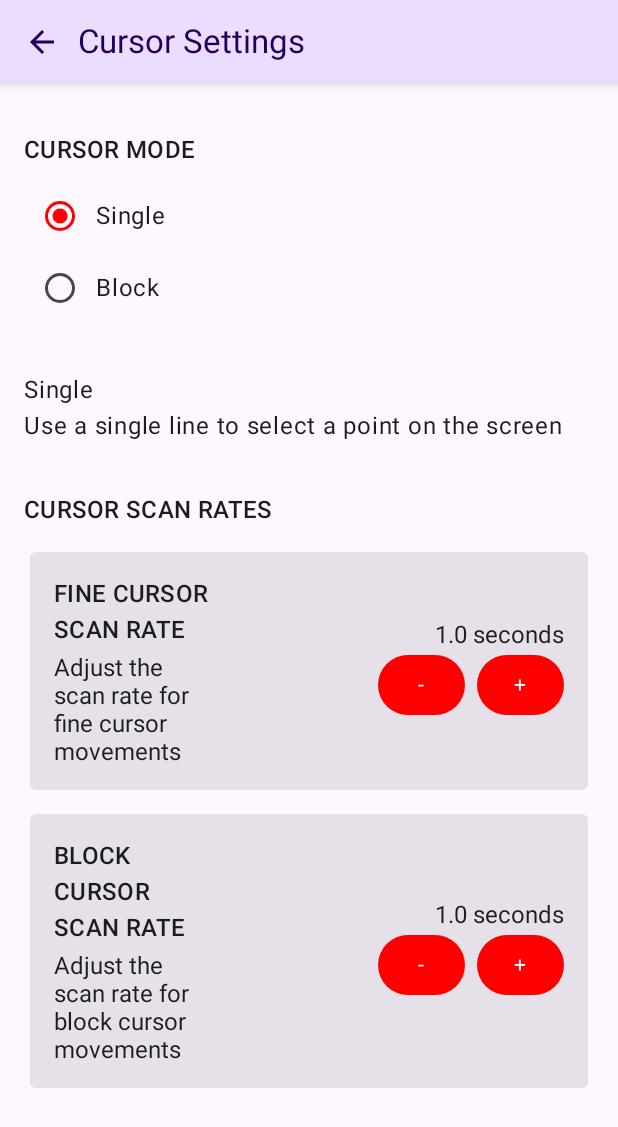
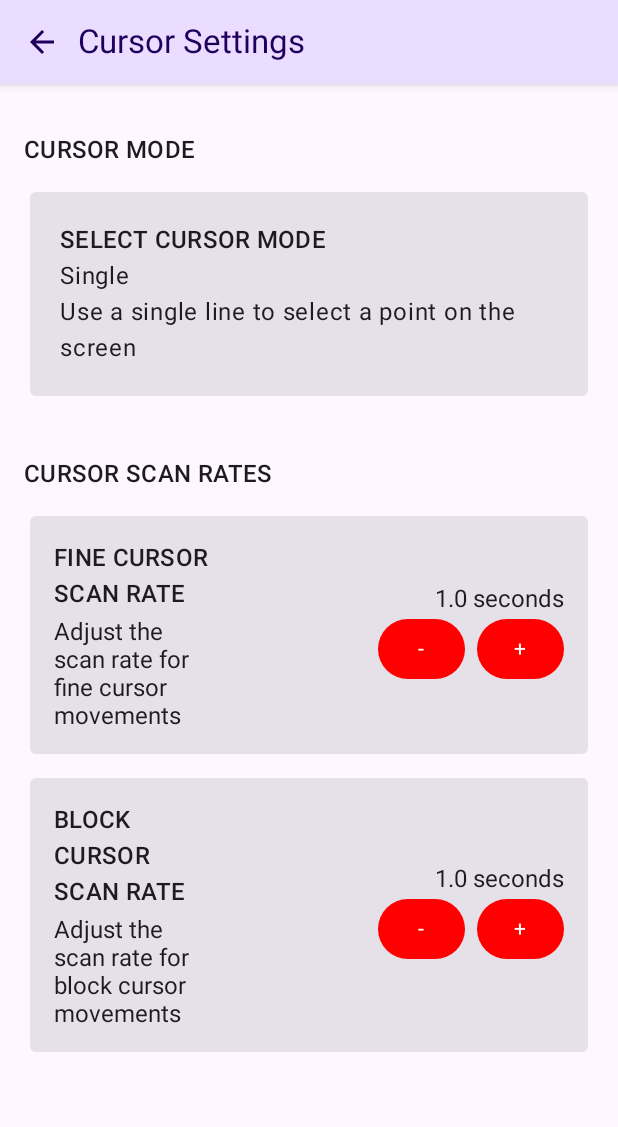
Before and after one commit to enaboapps/Switchify, an Android app built with Jetpack Compose: the SettingsScreen screen opened through its navigation route, after a tap on "CURSOR SETTINGS", on a phone screen of 412 x 824 dp. Shown: the top 1127 px of the screen. Run offline under Robolectric (Android 15) with nearby library versions, the phone set to English and light mode, and no system bars; our stand-ins replace Firebase (no records; nobody signed in at launch, a user with empty details on screens opened directly), livedata-compose.

Commit message:
Use drop downs instead of radio buttons when possible
closes #556

```diff
--- a/app/src/main/java/com/enaboapps/switchify/screens/settings/scanning/CursorSettingsScreen.kt
+++ b/app/src/main/java/com/enaboapps/switchify/screens/settings/scanning/CursorSettingsScreen.kt
@@ -1,23 +1,22 @@
 package com.enaboapps.switchify.screens.settings.scanning
 
 import androidx.compose.foundation.layout.Column
-import androidx.compose.foundation.layout.Row
 import androidx.compose.foundation.layout.fillMaxWidth
 import androidx.compose.foundation.layout.padding
-import androidx.compose.material3.RadioButton
 import androidx.compose.material3.Scaffold
-import androidx.compose.material3.Text
 import androidx.compose.runtime.Composable
-import androidx.compose.runtime.livedata.observeAsState
-import androidx.compose.ui.Alignment
+import androidx.compose.runtime.getValue
+import androidx.compose.runtime.mutableStateOf
+import androidx.compose.runtime.remember
+import androidx.compose.runtime.setValue
 import androidx.compose.ui.Modifier
 import androidx.compose.ui.platform.LocalContext
 import androidx.compose.ui.unit.dp
-import androidx.lifecycle.MutableLiveData
 import androidx.navigation.NavController
 import com.enaboapps.switchify.preferences.PreferenceManager
 import com.enaboapps.switchify.service.methods.cursor.CursorMode
 import com.enaboapps.switchify.widgets.NavBar
+import com.enaboapps.switchify.widgets.Picker
 import com.enaboapps.switchify.widgets.PreferenceTimeStepper
 import com.enaboapps.switchify.widgets.Section
 
@@ -29,13 +28,11 @@ fun CursorSettingsScreen(navController: NavController) {
         CursorMode.Modes.MODE_BLOCK
     )
     val preferenceManager = PreferenceManager(LocalContext.current)
-    val currentMode = MutableLiveData<String>()
-    currentMode.value = CursorMode.getMode()
-    val currentModeState = currentMode.observeAsState()
+    var currentMode by remember { mutableStateOf(CursorMode.getMode()) }
 
     val setCursorMode = { mode: String ->
         preferenceManager.setStringValue(PreferenceManager.PREFERENCE_KEY_CURSOR_MODE, mode)
-        currentMode.value = mode
+        currentMode = mode
     }
 
     Scaffold(
@@ -50,24 +47,15 @@ fun CursorSettingsScreen(navController: NavController) {
                 .padding(vertical = 16.dp),
         ) {
             Section(title = "Cursor Mode") {
-                cursorModes.forEach { mode ->
-                    Row(
-                        modifier = Modifier
-                            .fillMaxWidth()
-                            .padding(horizontal = 16.dp),
-                        verticalAlignment = Alignment.CenterVertically
-                    ) {
-                        RadioButton(
-                            selected = currentModeState.value == mode,
-                            onClick = { setCursorMode(mode) }
-                        )
-                        Text(text = CursorMode.getModeName(mode))
-                    }
-                }
+                Picker(
+                    title = "Select Cursor Mode",
+                    selectedItem = currentMode,
+                    items = cursorModes,
+                    onItemSelected = setCursorMode,
+                    itemToString = { CursorMode.getModeName(it) },
+                    itemDescription = { CursorMode.getModeDescription(it) }
+                )
             }
-
-            // show the current mode info
-            CursorModeInfo(mode = currentModeState.value ?: CursorMode.Modes.MODE_SINGLE)
 
             Section(title = "Cursor Scan Rates") {
                 PreferenceTimeStepper(
@@ -109,15 +97,3 @@ fun CursorSettingsScreen(navController: NavController) {
         }
     }
 }
-
-@Composable
-fun CursorModeInfo(mode: String) {
-    Column(
-        modifier = Modifier
-            .fillMaxWidth()
-            .padding(all = 16.dp)
-    ) {
-        Text(text = CursorMode.getModeName(mode))
-        Text(text = CursorMode.getModeDescription(mode))
-    }
-}
--- a/app/src/main/java/com/enaboapps/switchify/screens/settings/scanning/ScanMethodSelectionSection.kt
+++ b/app/src/main/java/com/enaboapps/switchify/screens/settings/scanning/ScanMethodSelectionSection.kt
@@ -1,20 +1,14 @@
 package com.enaboapps.switchify.screens.settings.scanning
 
-import androidx.compose.foundation.layout.Column
-import androidx.compose.foundation.layout.Row
-import androidx.compose.foundation.layout.fillMaxWidth
-import androidx.compose.foundation.layout.padding
-import androidx.compose.material3.RadioButton
-import androidx.compose.material3.Text
 import androidx.compose.runtime.Composable
-import androidx.compose.runtime.livedata.observeAsState
-import androidx.compose.ui.Alignment
-import androidx.compose.ui.Modifier
+import androidx.compose.runtime.getValue
+import androidx.compose.runtime.mutableStateOf
+import androidx.compose.runtime.remember
+import androidx.compose.runtime.setValue
 import androidx.compose.ui.platform.LocalContext
-import androidx.compose.ui.unit.dp
-import androidx.lifecycle.MutableLiveData
 import com.enaboapps.switchify.preferences.PreferenceManager
 import com.enaboapps.switchify.service.scanning.ScanMethod
+import com.enaboapps.switchify.widgets.Picker
 import com.enaboapps.switchify.widgets.Section
 
 @Composable
@@ -25,37 +19,25 @@ fun ScanMethodSelectionSection() {
         ScanMethod.MethodType.ITEM_SCAN
     )
     val preferenceManager = PreferenceManager(LocalContext.current)
-    val currentMethod = MutableLiveData<String>()
-    currentMethod.value =
-        preferenceManager.getStringValue(PreferenceManager.Keys.PREFERENCE_KEY_SCAN_METHOD)
-    val currentMethodState = currentMethod.observeAsState()
+    var currentMethod by remember {
+        mutableStateOf(
+            preferenceManager.getStringValue(PreferenceManager.Keys.PREFERENCE_KEY_SCAN_METHOD)
+        )
+    }
+
     val setScanMethod = { method: String ->
         preferenceManager.setStringValue(PreferenceManager.Keys.PREFERENCE_KEY_SCAN_METHOD, method)
-        currentMethod.value = method
+        currentMethod = method
     }
 
     Section(title = "SCAN METHOD") {
-        Column(
-            modifier = Modifier
-                .fillMaxWidth()
-                .padding(horizontal = 16.dp),
-        ) {
-            // radio buttons for each method
-            methods.forEach { method ->
-                Row(
-                    modifier = Modifier
-                        .fillMaxWidth(),
-                    verticalAlignment = Alignment.CenterVertically
-                ) {
-                    RadioButton(
-                        selected = currentMethodState.value == method,
-                        onClick = {
-                            setScanMethod(method)
-                        }
-                    )
-                    Text(text = "${ScanMethod.getName(method)} - ${ScanMethod.getDescription(method)}")
-                }
-            }
-        }
+        Picker(
+            title = "Select Scan Method",
+            selectedItem = currentMethod,
+            items = methods,
+            onItemSelected = setScanMethod,
+            itemToString = { ScanMethod.getName(it) },
+            itemDescription = { ScanMethod.getDescription(it) }
+        )
     }
 }
--- a/app/src/main/java/com/enaboapps/switchify/screens/settings/scanning/ScanModeSelectionSection.kt
+++ b/app/src/main/java/com/enaboapps/switchify/screens/settings/scanning/ScanModeSelectionSection.kt
@@ -1,57 +1,40 @@
 package com.enaboapps.switchify.screens.settings.scanning
 
-import androidx.compose.foundation.layout.Column
-import androidx.compose.foundation.layout.Row
-import androidx.compose.foundation.layout.fillMaxWidth
-import androidx.compose.foundation.layout.padding
-import androidx.compose.material3.RadioButton
-import androidx.compose.material3.Text
 import androidx.compose.runtime.Composable
-import androidx.compose.runtime.livedata.observeAsState
-import androidx.compose.ui.Alignment
-import androidx.compose.ui.Modifier
+import androidx.compose.runtime.getValue
+import androidx.compose.runtime.mutableStateOf
+import androidx.compose.runtime.remember
+import androidx.compose.runtime.setValue
 import androidx.compose.ui.platform.LocalContext
-import androidx.compose.ui.unit.dp
-import androidx.lifecycle.MutableLiveData
 import com.enaboapps.switchify.preferences.PreferenceManager
 import com.enaboapps.switchify.service.scanning.ScanMode
+import com.enaboapps.switchify.widgets.Picker
 import com.enaboapps.switchify.widgets.Section
 
 @Composable
 fun ScanModeSelectionSection() {
-    val modes = ScanMode.modes
     val preferenceManager = PreferenceManager(LocalContext.current)
-    val currentMode = MutableLiveData<ScanMode>()
-    currentMode.value =
-        ScanMode.fromId(preferenceManager.getStringValue(PreferenceManager.Keys.PREFERENCE_KEY_SCAN_MODE))
-    val currentModeState = currentMode.observeAsState()
+    var currentMode by remember {
+        mutableStateOf(
+            ScanMode.fromId(
+                preferenceManager.getStringValue(PreferenceManager.Keys.PREFERENCE_KEY_SCAN_MODE)
+            )
+        )
+    }
+
     val setScanMode = { mode: ScanMode ->
         preferenceManager.setStringValue(PreferenceManager.Keys.PREFERENCE_KEY_SCAN_MODE, mode.id)
-        currentMode.value = mode
+        currentMode = mode
     }
 
     Section(title = "SCAN MODE") {
-        Column(
-            modifier = Modifier
-                .fillMaxWidth()
-                .padding(horizontal = 16.dp),
-        ) {
-            // radio buttons for each mode
-            modes.forEach { mode ->
-                Row(
-                    modifier = Modifier
-                        .fillMaxWidth(),
-                    verticalAlignment = Alignment.CenterVertically
-                ) {
-                    RadioButton(
-                        selected = currentModeState.value == mode,
-                        onClick = {
-                            setScanMode(mode)
-                        }
-                    )
-                    Text(text = "${mode.getModeName()} - ${mode.getModeDescription()}")
-                }
-            }
-        }
+        Picker(
+            title = "Select Scan Mode",
+            selectedItem = currentMode,
+            items = ScanMode.modes.toList(),
+            onItemSelected = setScanMode,
+            itemToString = { it.getModeName() },
+            itemDescription = { it.getModeDescription() }
+        )
     }
 }
--- /dev/null
+++ b/app/src/main/java/com/enaboapps/switchify/widgets/Picker.kt
@@ -0,0 +1,95 @@
+package com.enaboapps.switchify.widgets
+
+import androidx.compose.foundation.clickable
+import androidx.compose.foundation.layout.Column
+import androidx.compose.foundation.layout.Row
+import androidx.compose.foundation.layout.fillMaxWidth
+import androidx.compose.foundation.layout.padding
+import androidx.compose.material.icons.Icons
+import androidx.compose.material.icons.filled.Delete
+import androidx.compose.material3.Card
+import androidx.compose.material3.DropdownMenu
+import androidx.compose.material3.DropdownMenuItem
+import androidx.compose.material3.Icon
+import androidx.compose.material3.IconButton
+import androidx.compose.material3.MaterialTheme
+import androidx.compose.material3.Text
+import androidx.compose.runtime.Composable
+import androidx.compose.runtime.getValue
+import androidx.compose.runtime.mutableStateOf
+import androidx.compose.runtime.remember
+import androidx.compose.runtime.setValue
+import androidx.compose.ui.Alignment
+import androidx.compose.ui.Modifier
+import androidx.compose.ui.text.font.FontWeight
+import androidx.compose.ui.unit.dp
+
+@Composable
+fun <T> Picker(
+    title: String,
+    selectedItem: T?,
+    items: List<T>,
+    modifier: Modifier = Modifier,
+    onItemSelected: (T) -> Unit,
+    onDelete: (() -> Unit)? = null,
+    itemToString: (T) -> String,
+    itemDescription: (T) -> String
+) {
+    var expanded by remember { mutableStateOf(false) }
+
+    Card(
+        modifier = Modifier
+            .fillMaxWidth()
+            .padding(horizontal = 20.dp, vertical = 8.dp)
+            .clickable(onClick = { expanded = true })
+    ) {
+        Row(
+            modifier = Modifier
+                .padding(20.dp)
+                .fillMaxWidth(),
+            verticalAlignment = Alignment.CenterVertically
+        ) {
+            Column(
+                modifier = Modifier.weight(1f)
+            ) {
+                Text(
+                    text = title.uppercase(),
+                    style = MaterialTheme.typography.titleMedium,
+                    fontWeight = FontWeight.Medium
+                )
+                if (selectedItem != null) {
+                    Text(text = itemToString(selectedItem))
+                    Text(text = itemDescription(selectedItem))
+                } else {
+                    Text(text = "No item selected", style = MaterialTheme.typography.bodyMedium)
+                }
+            }
+
+            if (onDelete != null) {
+                IconButton(onClick = onDelete) {
+                    Icon(
+                        imageVector = Icons.Default.Delete,
+                        contentDescription = "Delete Item",
+                        tint = MaterialTheme.colorScheme.error
+                    )
+                }
+            }
+        }
+
+        DropdownMenu(
+            modifier = modifier,
+            expanded = expanded,
+            onDismissRequest = { expanded = false }
+        ) {
+            items.forEach { item ->
+                DropdownMenuItem(
+                    text = { Text(text = itemToString(item)) },
+                    onClick = {
+                        onItemSelected(item)
+                        expanded = false
+                    }
+                )
+            }
+        }
+    }
+}
```
Also changed, not shown: app/src/main/java/com/enaboapps/switchify/screens/settings/switches/actions/SwitchActionPicker.kt (+12 -87 lines).
